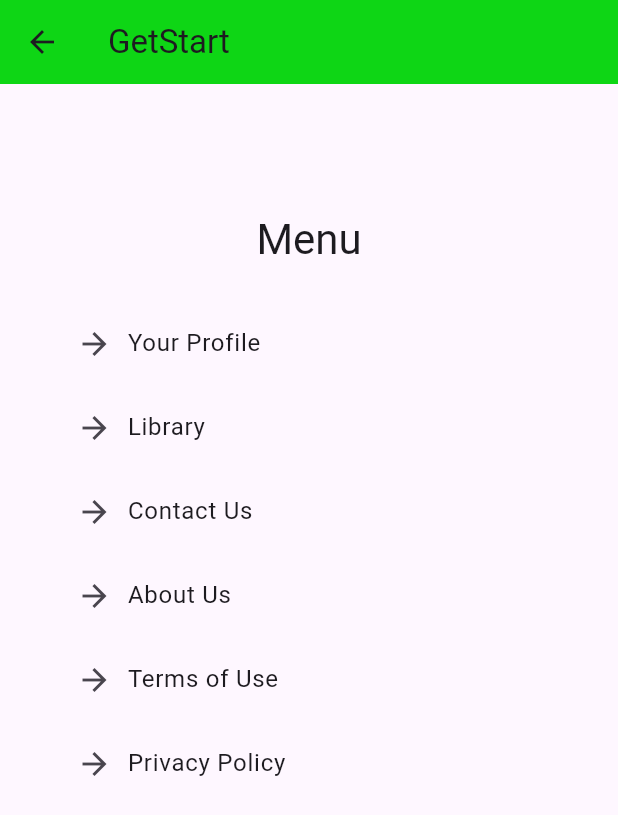
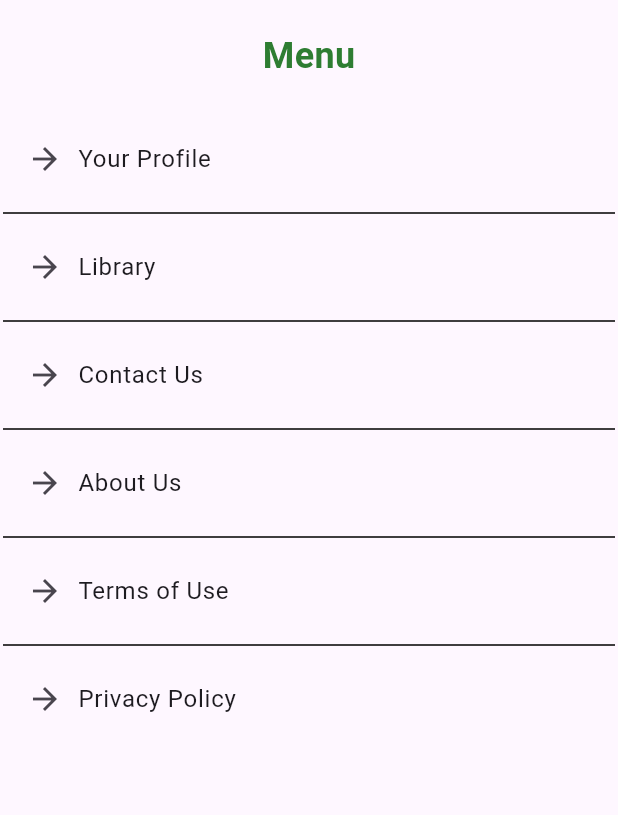
Before and after one commit to thommadurasahan/AgriGo-v1-Repo, a Flutter app: the MenuPage screen opened directly, on a phone screen of 412 x 824 dp. Shown: the top 815 px of the screen. Run offline on Flutter 3.47's test engine with Material 3 defaults, Android fonts, the phone set to English and light mode, and no system bars; our stand-ins replace carousel_slider, firebase_core; accounts and stored records are empty.

Commit message:
update_ui
Update Login and Menu

```diff
--- a/flutter_agrigo/lib/menu_screen.dart
+++ b/flutter_agrigo/lib/menu_screen.dart
@@ -1,36 +1,52 @@
 import 'package:flutter/material.dart';
 
 class MenuPage extends StatelessWidget {
-  const MenuPage({super.key});
-
   @override
   Widget build(BuildContext context) {
     return SafeArea(
       child: Scaffold(
-        appBar: AppBar(
-          title: const Text('GetStart'),
-          backgroundColor: const Color.fromARGB(255, 14, 214, 21),
-        ),
         body: Container(
           width: double.infinity,
-          padding: const EdgeInsets.symmetric(horizontal: 35, vertical: 78),
+          padding: EdgeInsets.symmetric(horizontal: 2, vertical: 20),
           child: Column(
             mainAxisAlignment: MainAxisAlignment.center,
             children: [
-              const SizedBox(height: 7),
               Text(
                 "Menu",
-                style: Theme.of(context).textTheme.headlineMedium,
+                style: TextStyle(
+                color: Colors.green.shade800,
+                fontWeight: FontWeight.bold,
+                fontSize: 24,)
               ),
-              const SizedBox(height: 24),
+              SizedBox(height: 24),
               Expanded(
                 child: ListView(
                   children: [
                     _buildMenuItem(context, "Your Profile"),
+                    Divider(
+                    thickness: 1,
+                    color: Colors.black,
+                    ),
                     _buildMenuItem(context, "Library "),
+                    Divider(
+                    thickness: 1,
+                    color: Colors.black,
+                    ),
                     _buildMenuItem(context, "Contact Us"),
+                    Divider(
+                    thickness: 1,
+                    color: Colors.black,
+                    ),
                     _buildMenuItem(context, "About Us"),
+                    Divider(
+                    thickness: 1,
+                    color: Colors.black,
+                    ),
                     _buildMenuItem(context, "Terms of Use"),
+                    Divider(
+                    thickness: 1,
+                    color: Colors.black,
+                    ),
                     _buildMenuItem(context, "Privacy Policy"),
                   ],
                 ),
@@ -46,8 +62,8 @@ class MenuPage extends StatelessWidget {
     return ListTile(
       title: Row(
         children: [
-          const Icon(Icons.arrow_forward),
-          const SizedBox(width: 10),
+          Icon(Icons.arrow_forward),
+          SizedBox(width: 10),
           Text(title),
         ],
       ),
```
Also changed, not shown: flutter_agrigo/lib/login_page.dart (+25 -22 lines).
